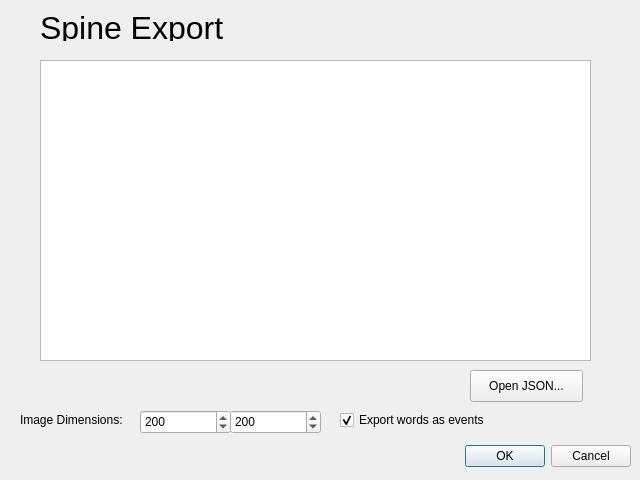
The window that src/spinedialog.ui (LostMoho/Papagayo) describes before a commit, drawn with Qt 5.
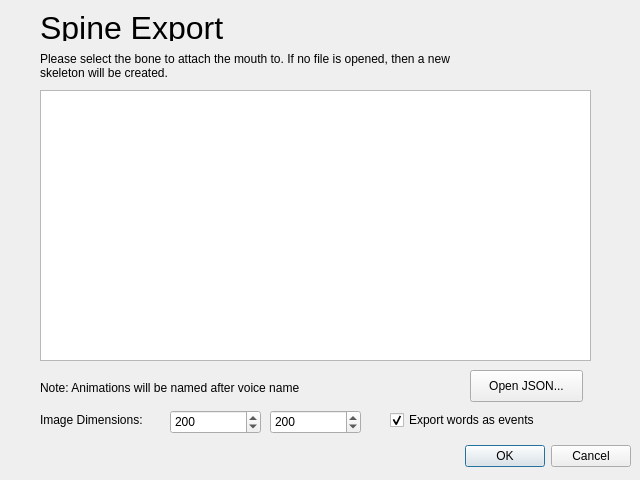
The same window after the commit.

Commit message: Added option to attach mouth to specific bones in existing file.

```diff
--- a/src/spinedialog.ui
+++ b/src/spinedialog.ui
@@ -33,16 +33,19 @@
    <property name="geometry">
     <rect>
      <x>40</x>
-     <y>60</y>
+     <y>90</y>
      <width>551</width>
-     <height>301</height>
+     <height>271</height>
     </rect>
    </property>
+   <attribute name="headerVisible">
+    <bool>false</bool>
+   </attribute>
   </widget>
   <widget class="QSpinBox" name="xDimensions">
    <property name="geometry">
     <rect>
-     <x>140</x>
+     <x>170</x>
      <y>410</y>
      <width>91</width>
      <height>24</height>
@@ -58,7 +61,7 @@
   <widget class="QSpinBox" name="yDimensions">
    <property name="geometry">
     <rect>
-     <x>230</x>
+     <x>270</x>
      <y>410</y>
      <width>91</width>
      <height>24</height>
@@ -77,7 +80,7 @@
   <widget class="QLabel" name="lblDimensions">
    <property name="geometry">
     <rect>
-     <x>20</x>
+     <x>40</x>
      <y>410</y>
      <width>121</width>
      <height>20</height>
@@ -119,7 +122,7 @@
   <widget class="QCheckBox" name="cbExportWords">
    <property name="geometry">
     <rect>
-     <x>340</x>
+     <x>390</x>
      <y>410</y>
      <width>171</width>
      <height>20</height>
@@ -132,6 +135,35 @@
     <bool>true</bool>
    </property>
   </widget>
+  <widget class="QLabel" name="lblSelectBone">
+   <property name="geometry">
+    <rect>
+     <x>40</x>
+     <y>50</y>
+     <width>451</width>
+     <height>31</height>
+    </rect>
+   </property>
+   <property name="text">
+    <string>Please select the bone to attach the mouth to. If no file is opened, then a new skeleton will be created. </string>
+   </property>
+   <property name="wordWrap">
+    <bool>true</bool>
+   </property>
+  </widget>
+  <widget class="QLabel" name="lblAnimName">
+   <property name="geometry">
+    <rect>
+     <x>40</x>
+     <y>380</y>
+     <width>351</width>
+     <height>16</height>
+    </rect>
+   </property>
+   <property name="text">
+    <string>Note: Animations will be named after voice name</string>
+   </property>
+  </widget>
  </widget>
  <resources/>
  <connections>
```
The commit also changes 4 other files.
